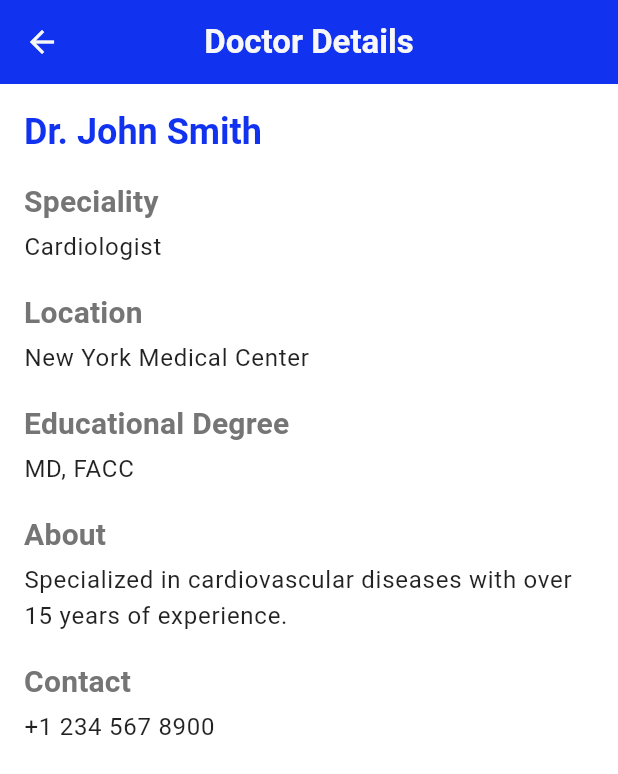
After one commit to sourav-ganguly/doctor-finder, a Flutter app: the DoctorDetailScreen screen opened directly with sample values from the repository, on a phone screen of 412 x 824 dp. The commit adds this screen. Shown: the top 774 px of the screen. Run offline on Flutter 3.47's test engine with Material 3 defaults, Android fonts, the phone set to English and light mode, and no system bars; our stand-ins replace dio, flutter_riverpod.

Commit message:
Refactor Doctor Finder with new model and detail screen
- Replace SampleDoctor with DoctorDataModel
- Add DoctorDetailScreen for displaying comprehensive doctor information
- Update OrionDoctorListItemCard to support navigation to detail screen
- Make phone number optional in doctor model
- Modify providers and repository to use new doctor data model

```diff
--- /dev/null
+++ b/lib/features/doctor_finder/models/doctor_data_model.dart
@@ -0,0 +1,123 @@
+class DoctorDataModel {
+  final String name;
+  final String speciality;
+  final String? phoneNumber;
+  final String location;
+  final int id;
+  final String educationalDegree;
+  final String description;
+
+  DoctorDataModel({
+    required this.name,
+    required this.speciality,
+    this.phoneNumber,
+    required this.location,
+    required this.id,
+    required this.educationalDegree,
+    required this.description,
+  });
+
+  factory DoctorDataModel.fromJson(Map<String, dynamic> json) {
+    return DoctorDataModel(
+      name: json['name'] as String,
+      speciality: json['speciality'] as String,
+      phoneNumber: json['phone_number'] as String?,
+      location: json['location'] as String,
+      id: json['id'] as int,
+      educationalDegree: json['educational_degree'] as String,
+      description: json['description'] as String,
+    );
+  }
+
+  static List<DoctorDataModel> getSampleDoctors() {
+    return [
+      DoctorDataModel(
+        name: 'Dr. John Smith',
+        speciality: 'Cardiologist',
+        phoneNumber: '+1 234 567 8900',
+        location: 'New York Medical Center',
+        id: 1,
+        educationalDegree: 'MD, FACC',
+        description:
+            'Specialized in cardiovascular diseases with over 15 years of experience.',
+      ),
+      DoctorDataModel(
+        name: 'Dr. Sarah Johnson',
+        speciality: 'Pediatrician',
+        phoneNumber: '+1 234 567 8901',
+        location: 'Children\'s Hospital',
+        id: 2,
+        educationalDegree: 'MD, FAAP',
+        description:
+            'Experienced in pediatric care and has been practicing for over 10 years.',
+      ),
+      DoctorDataModel(
+        name: 'Dr. Michael Brown',
+        speciality: 'Neurologist',
+        phoneNumber: '+1 234 567 8902',
+        location: 'Brain & Spine Institute',
+        id: 3,
+        educationalDegree: 'MD, PhD',
+        description:
+            'Specialized in neurological disorders and has been practicing for over 12 years.',
+      ),
+      DoctorDataModel(
+        name: 'Dr. Emma Wilson',
+        speciality: 'Dermatologist',
+        phoneNumber: '+1 234 567 8903',
+        location: 'Skin Care Clinic',
+        id: 4,
+        educationalDegree: 'MD, DDS',
+        description: 'Expert in skin care and dermatological treatments.',
+      ),
+      DoctorDataModel(
+        name: 'Dr. James Anderson',
+        speciality: 'Orthopedist',
+        phoneNumber: '+1 234 567 8904',
+        location: 'Sports Medicine Center',
+        id: 5,
+        educationalDegree: 'MD, DO',
+        description: 'Specialized in sports injuries and orthopedic care.',
+      ),
+      DoctorDataModel(
+        name: 'Dr. Lisa Chen',
+        speciality: 'Pediatrician',
+        phoneNumber: '+1 234 567 8905',
+        location: 'Children\'s Wellness Center',
+        id: 6,
+        educationalDegree: 'MD, FAAP',
+        description:
+            'Experienced in pediatric care and has been practicing for over 8 years.',
+      ),
+      DoctorDataModel(
+        name: 'Dr. Robert Miller',
+        speciality: 'Neurologist',
+        phoneNumber: '+1 234 567 8906',
+        location: 'Brain & Spine Institute',
+        id: 7,
+        educationalDegree: 'MD, PhD',
+        description:
+            'Specialized in neurological disorders and has been practicing for over 10 years.',
+      ),
+      DoctorDataModel(
+        name: 'Dr. Maria Garcia',
+        speciality: 'Cardiologist',
+        phoneNumber: '+1 234 567 8907',
+        location: 'Heart Center',
+        id: 8,
+        educationalDegree: 'MD, FACC',
+        description:
+            'Specialized in cardiovascular diseases with over 10 years of experience.',
+      ),
+      DoctorDataModel(
+        name: 'Dr. David Lee',
+        speciality: 'Ophthalmologist',
+        phoneNumber: '+1 234 567 8930',
+        location: 'Vision Care Center',
+        id: 9,
+        educationalDegree: 'MD, DO',
+        description: 'Specialized in eye care and vision treatments.',
+      ),
+    ];
+  }
+}
--- a/lib/features/doctor_finder/models/sample_doctor.dart
+++ /dev/null
@@ -1,93 +0,0 @@
-class SampleDoctor {
-  final String name;
-  final String speciality;
-  final String phoneNumber;
-  final String location;
-  final int id;
-
-  SampleDoctor({
-    required this.name,
-    required this.speciality,
-    required this.phoneNumber,
-    required this.location,
-    required this.id,
-  });
-
-  factory SampleDoctor.fromJson(Map<String, dynamic> json) {
-    return SampleDoctor(
-      name: json['name'] as String,
-      speciality: json['speciality'] as String,
-      phoneNumber: json['phone_number'] as String,
-      location: json['location'] as String,
-      id: json['id'] as int,
-    );
-  }
-
-  static List<SampleDoctor> getSampleDoctors() {
-    return [
-      SampleDoctor(
-        name: 'Dr. John Smith',
-        speciality: 'Cardiologist',
-        phoneNumber: '+1 234 567 8900',
-        location: 'New York Medical Center',
-        id: 1,
-      ),
-      SampleDoctor(
-        name: 'Dr. Sarah Johnson',
-        speciality: 'Pediatrician',
-        phoneNumber: '+1 234 567 8901',
-        location: 'Children\'s Hospital',
-        id: 2,
-      ),
-      SampleDoctor(
-        name: 'Dr. Michael Brown',
-        speciality: 'Neurologist',
-        phoneNumber: '+1 234 567 8902',
-        location: 'Brain & Spine Institute',
-        id: 3,
-      ),
-      SampleDoctor(
-        name: 'Dr. Emma Wilson',
-        speciality: 'Dermatologist',
-        phoneNumber: '+1 234 567 8903',
-        location: 'Skin Care Clinic',
-        id: 4,
-      ),
-      SampleDoctor(
-        name: 'Dr. James Anderson',
-        speciality: 'Orthopedist',
-        phoneNumber: '+1 234 567 8904',
-        location: 'Sports Medicine Center',
-        id: 5,
-      ),
-      SampleDoctor(
-        name: 'Dr. Lisa Chen',
-        speciality: 'Pediatrician',
-        phoneNumber: '+1 234 567 8905',
-        location: 'Children\'s Wellness Center',
-        id: 6,
-      ),
-      SampleDoctor(
-        name: 'Dr. Robert Miller',
-        speciality: 'Neurologist',
-        phoneNumber: '+1 234 567 8906',
-        location: 'Brain & Spine Institute',
-        id: 7,
-      ),
-      SampleDoctor(
-        name: 'Dr. Maria Garcia',
-        speciality: 'Cardiologist',
-        phoneNumber: '+1 234 567 8907',
-        location: 'Heart Center',
-        id: 8,
-      ),
-      SampleDoctor(
-        name: 'Dr. David Lee',
-        speciality: 'Ophthalmologist',
-        phoneNumber: '+1 234 567 8930',
-        location: 'Vision Care Center',
-        id: 9,
-      ),
-    ];
-  }
-}
--- a/lib/features/doctor_finder/providers/doctor_provider.dart
+++ b/lib/features/doctor_finder/providers/doctor_provider.dart
@@ -2,7 +2,7 @@ import 'dart:developer' as developer;
 
 import 'package:flutter_riverpod/flutter_riverpod.dart';
 
-import '../models/sample_doctor.dart';
+import '../models/doctor_data_model.dart';
 import '../repositories/doctor_repository.dart';
 
 final doctorRepositoryProvider = Provider((ref) => DoctorRepository());
@@ -10,7 +10,7 @@ final doctorRepositoryProvider = Provider((ref) => DoctorRepository());
 final doctorSearchProvider = StateProvider<String>((ref) => '');
 
 final doctorListProvider = FutureProvider.autoDispose
-    .family<List<SampleDoctor>, String>((ref, query) async {
+    .family<List<DoctorDataModel>, String>((ref, query) async {
   developer.log(
     'Doctor search initiated with query: "$query"',
     name: 'DoctorProvider',
--- a/lib/features/doctor_finder/repositories/doctor_repository.dart
+++ b/lib/features/doctor_finder/repositories/doctor_repository.dart
@@ -2,7 +2,7 @@ import 'dart:developer' as developer;
 
 import 'package:dio/dio.dart';
 
-import '../models/sample_doctor.dart';
+import '../models/doctor_data_model.dart';
 
 class DoctorRepository {
   static const String _baseUrl = 'https://doc-finder-backend.onrender.com';
@@ -21,7 +21,7 @@ class DoctorRepository {
         }));
   }
 
-  Future<List<SampleDoctor>> getDoctors({
+  Future<List<DoctorDataModel>> getDoctors({
     required String location,
     int skip = 0,
     int limit = 10,
@@ -44,7 +44,7 @@ class DoctorRepository {
       if (response.statusCode == 200) {
         final List<dynamic> jsonList = response.data;
         final doctors =
-            jsonList.map((json) => SampleDoctor.fromJson(json)).toList();
+            jsonList.map((json) => DoctorDataModel.fromJson(json)).toList();
         developer.log(
           'Successfully fetched ${doctors.length} doctors',
           name: 'DoctorRepository',
--- /dev/null
+++ b/lib/features/doctor_finder/screens/doctor_detail_screen.dart
@@ -0,0 +1,88 @@
+import 'package:flutter/material.dart';
+
+import '../models/doctor_data_model.dart';
+
+class DoctorDetailScreen extends StatelessWidget {
+  final DoctorDataModel doctor;
+
+  const DoctorDetailScreen({
+    super.key,
+    required this.doctor,
+  });
+
+  @override
+  Widget build(BuildContext context) {
+    return Scaffold(
+      appBar: AppBar(
+        title: const Text('Doctor Details'),
+      ),
+      body: SingleChildScrollView(
+        padding: const EdgeInsets.all(16.0),
+        child: Column(
+          crossAxisAlignment: CrossAxisAlignment.start,
+          children: [
+            Text(
+              doctor.name,
+              style: Theme.of(context).textTheme.headlineMedium?.copyWith(
+                    fontWeight: FontWeight.bold,
+                  ),
+            ),
+            const SizedBox(height: 16),
+            _buildInfoSection(
+              context,
+              title: 'Speciality',
+              content: doctor.speciality,
+            ),
+            _buildInfoSection(
+              context,
+              title: 'Location',
+              content: doctor.location,
+            ),
+            _buildInfoSection(
+              context,
+              title: 'Educational Degree',
+              content: doctor.educationalDegree,
+            ),
+            _buildInfoSection(
+              context,
+              title: 'About',
+              content: doctor.description,
+            ),
+            if (doctor.phoneNumber != null)
+              _buildInfoSection(
+                context,
+                title: 'Contact',
+                content: doctor.phoneNumber!,
+              ),
+          ],
+        ),
+      ),
+    );
+  }
+
+  Widget _buildInfoSection(
+    BuildContext context, {
+    required String title,
+    required String content,
+  }) {
+    return Padding(
+      padding: const EdgeInsets.only(bottom: 16.0),
+      child: Column(
+        crossAxisAlignment: CrossAxisAlignment.start,
+        children: [
+          Text(
+            title,
+            style: Theme.of(context).textTheme.titleMedium?.copyWith(
+                  color: Colors.grey[600],
+                ),
+          ),
+          const SizedBox(height: 4),
+          Text(
+            content,
+            style: Theme.of(context).textTheme.bodyLarge,
+          ),
+        ],
+      ),
+    );
+  }
+}
--- a/lib/features/doctor_finder/widgets/orion_doctor_list_item_card.dart
+++ b/lib/features/doctor_finder/widgets/orion_doctor_list_item_card.dart
@@ -1,9 +1,10 @@
 import 'package:flutter/material.dart';
 
-import '../models/sample_doctor.dart';
+import '../models/doctor_data_model.dart';
+import '../screens/doctor_detail_screen.dart';
 
 class OrionDoctorListItemCard extends StatelessWidget {
-  final SampleDoctor doctor;
+  final DoctorDataModel doctor;
 
   const OrionDoctorListItemCard({
     super.key,
@@ -16,6 +17,15 @@ class OrionDoctorListItemCard extends StatelessWidget {
 
     return Card(
       margin: const EdgeInsets.symmetric(horizontal: 16, vertical: 8),
+      child: InkWell(
+        onTap: () {
+          Navigator.push(
+            context,
+            MaterialPageRoute(
+              builder: (context) => DoctorDetailScreen(doctor: doctor),
+            ),
+          );
+        },
         child: Padding(
           padding: const EdgeInsets.all(16),
           child: Column(
@@ -38,7 +48,7 @@ class OrionDoctorListItemCard extends StatelessWidget {
                   const Icon(Icons.phone, size: 16),
                   const SizedBox(width: 8),
                   Text(
-                  doctor.phoneNumber,
+                    doctor.phoneNumber ?? 'No phone number available',
                     style: theme.textTheme.bodyMedium,
                   ),
                 ],
@@ -59,6 +69,7 @@ class OrionDoctorListItemCard extends StatelessWidget {
             ],
           ),
         ),
+      ),
     );
   }
 }
```
Lines whose indentation alone changed are shown as unchanged.
